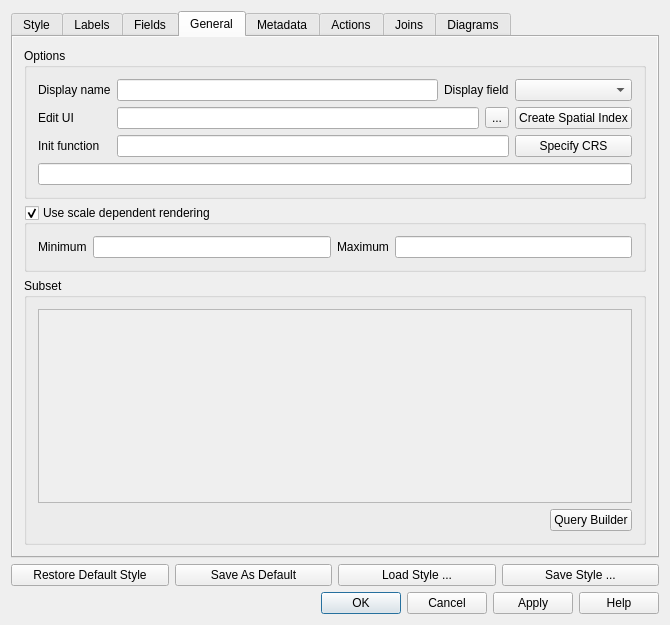
First picture: the form in qgis/src/ui/qgsvectorlayerpropertiesbase.ui, repository sourcepole/qgis, before the edit.
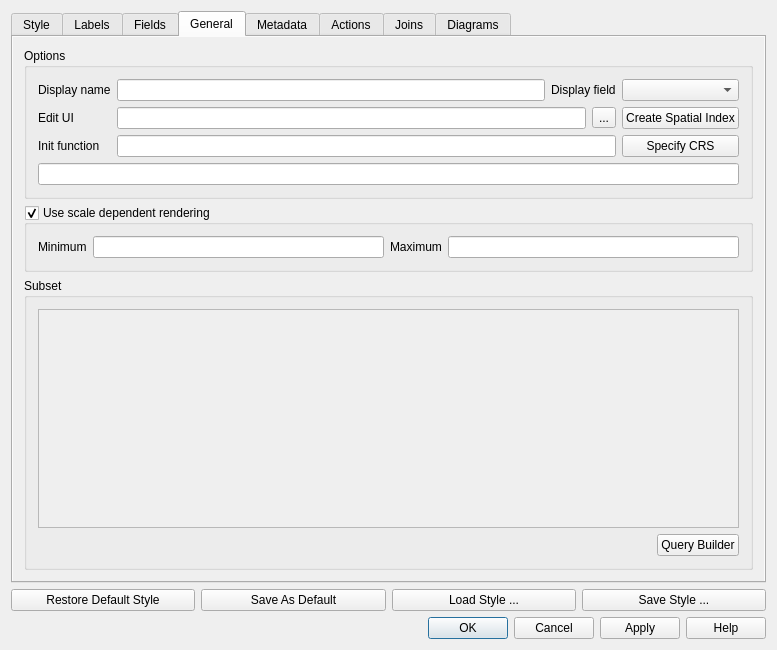
Second picture: the form after the edit. The open tabs and pages were chosen to show the change. Icons and pictures are not drawn. Custom widgets are drawn as their Qt base class.

Diff of the .ui file:
```diff
--- a/qgis/src/ui/qgsvectorlayerpropertiesbase.ui
+++ b/qgis/src/ui/qgsvectorlayerpropertiesbase.ui
@@ -6,8 +6,8 @@
    <rect>
     <x>0</x>
     <y>0</y>
-    <width>670</width>
-    <height>625</height>
+    <width>777</width>
+    <height>650</height>
    </rect>
   </property>
   <property name="windowTitle">
@@ -372,8 +372,8 @@
            <rect>
             <x>0</x>
             <y>0</y>
-            <width>648</width>
-            <height>501</height>
+            <width>755</width>
+            <height>526</height>
            </rect>
           </property>
           <layout class="QGridLayout" name="gridLayout_3">
```
Left out of the diff: 67 changed lines with no effect on the pictures.
